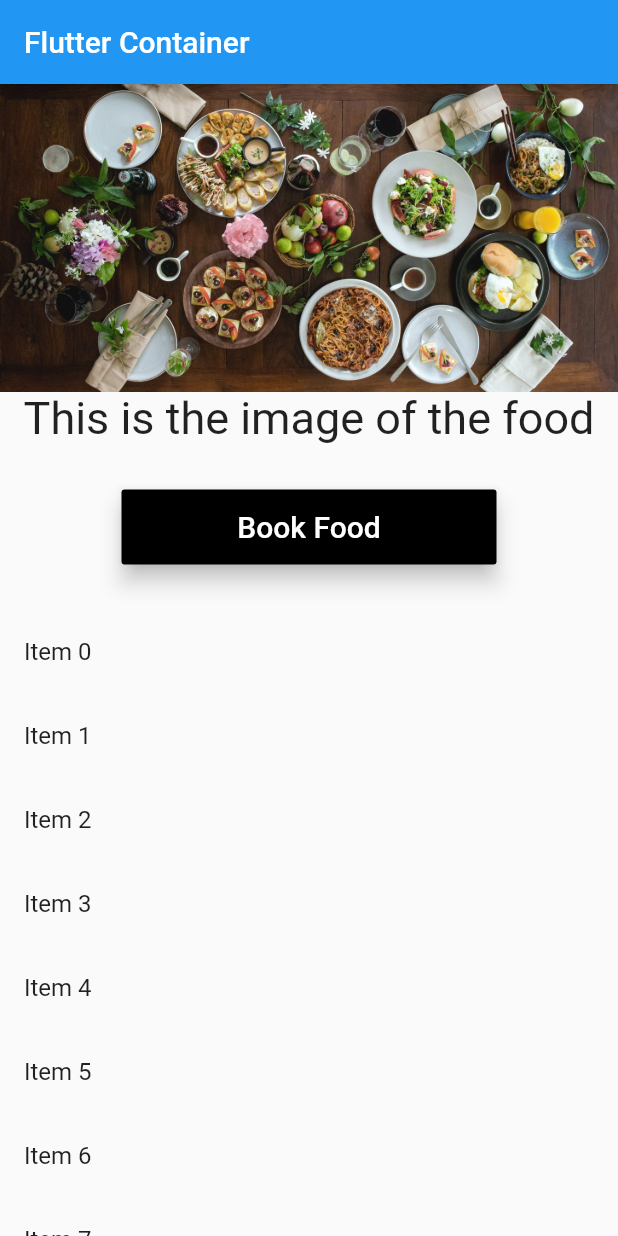
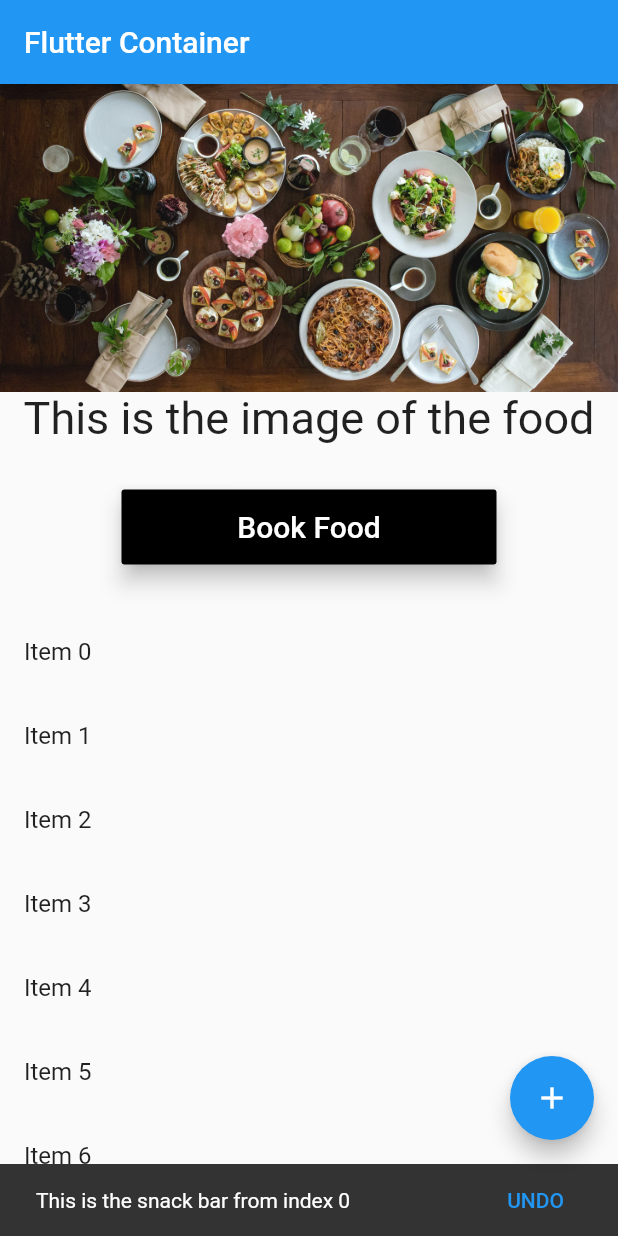
Before and after one commit to ajitkbaral/First-Flutter-App, a Flutter app: the screen it shows after launch, after a tap on an icon or button, on a phone screen of 412 x 824 dp. Run offline on Flutter 3.47's test engine with Material 2 defaults, Android fonts, the phone set to English and light mode, and no system bars.

Commit message:
FAB and snack bar added

```diff
--- a/lib/app_screens/home.dart
+++ b/lib/app_screens/home.dart
@@ -7,7 +7,36 @@ class Home extends StatelessWidget {
       appBar: AppBar(
         title: Text("Flutter Container"),
       ),
-      body: Column(
+      body: HomeBody(),
+      // FAB should be added inside the Scaffold
+      floatingActionButton: FloatingActionButton(
+        onPressed: () {
+          debugPrint('FAB is clicked');
+        },
+        child: Icon(Icons.add),
+        tooltip: 'Add One More Icon',
+      ),
+    );
+  }
+}
+
+void showSnackBarFromListView(BuildContext context, int index) {
+  var snackbar = SnackBar(
+    content: Text("This is the snack bar from index $index"),
+    action: SnackBarAction(
+      label: "UNDO",
+      onPressed: () {
+        debugPrint("Perform UNDO operation");
+      },
+    ),
+  );
+  Scaffold.of(context).showSnackBar(snackbar);
+}
+
+class HomeBody extends StatelessWidget {
+  @override
+  Widget build(BuildContext context) {
+    return Column(
       children: <Widget>[
         FoodImageAsset(),
         Text(
@@ -19,8 +48,6 @@ class Home extends StatelessWidget {
           child: getListView(),
         )
       ],
-      )
-
     );
   }
 }
@@ -28,7 +55,7 @@ class Home extends StatelessWidget {
 //Create a data source for list view
 
 List<String> getListElements() {
-  var items = List<String>.generate(100, (counter)=>"Item $counter");
+  var items = List<String>.generate(10, (counter)=>"Item $counter");
   return items;
 }
 
@@ -42,6 +69,7 @@ Widget getListView() {
         title: Text(listItems[index]),
         onTap: () {
           debugPrint('$index is pressed');
+          showSnackBarFromListView(context, index);
         },
       );
     },
```
Lines whose indentation alone changed are shown as unchanged.
